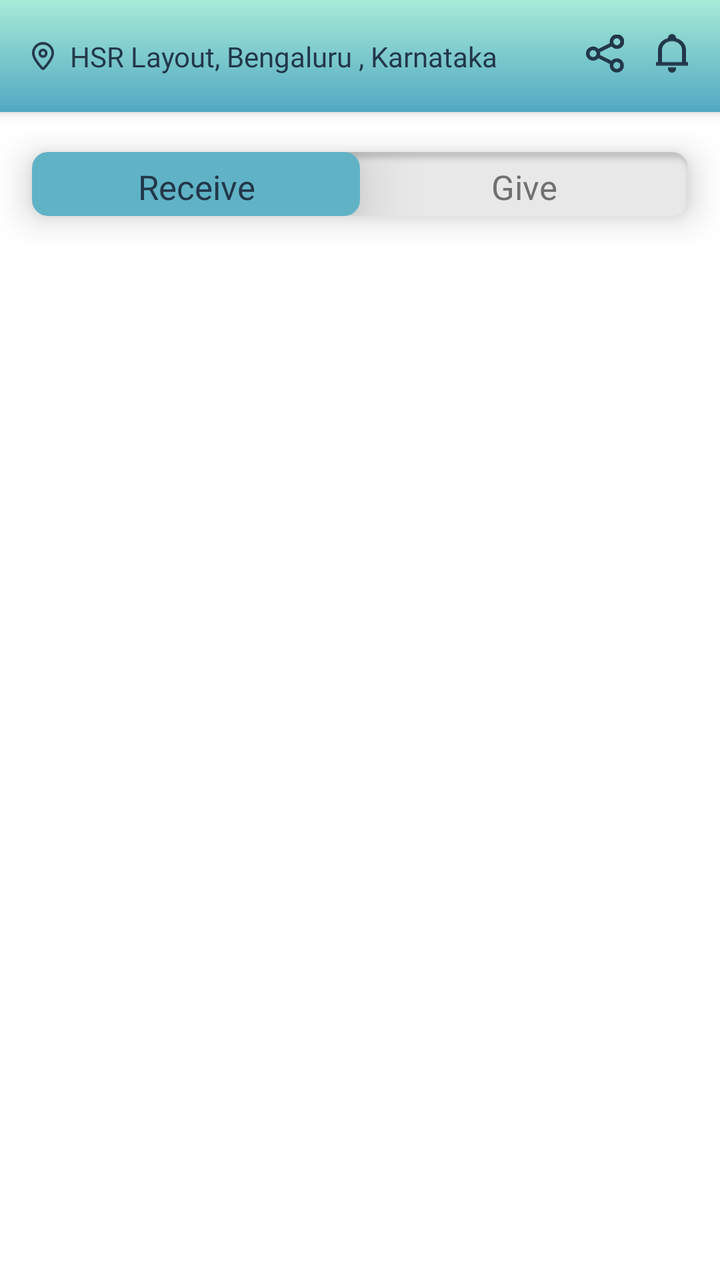
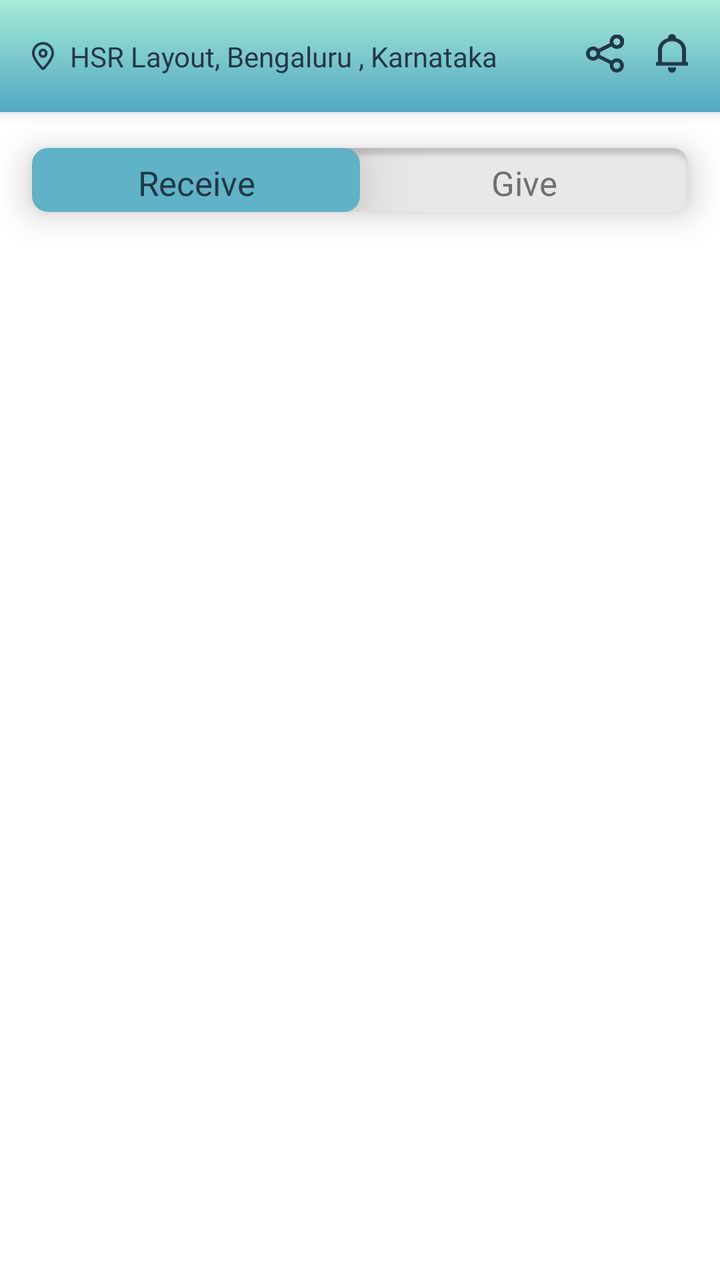

Compare the two renders of this Android layout. The source of the first and the diff that turns it into the second are given below.
<!-- AndroidManifest.xml: application theme Theme.AbraaKaDabraa.App -->
<!-- res/layout/fragment_home.xml -->
<?xml version="1.0" encoding="utf-8"?>
<androidx.coordinatorlayout.widget.CoordinatorLayout xmlns:android="http://schemas.android.com/apk/res/android"
    xmlns:app="http://schemas.android.com/apk/res-auto"
    xmlns:tools="http://schemas.android.com/tools"
    android:layout_width="match_parent"
    android:layout_height="match_parent"
    tools:context=".activities.newflow.ui.home.HomeFragment">

    <com.google.android.material.appbar.AppBarLayout
        android:id="@+id/appBarLayout"
        android:layout_width="match_parent"
        android:layout_height="wrap_content"
        android:background="@color/new_theme"
        app:layout_constraintEnd_toEndOf="parent"
        app:layout_constraintStart_toStartOf="parent"
        app:layout_constraintTop_toTopOf="parent">

        <androidx.appcompat.widget.Toolbar
            android:id="@+id/toolbar"
            android:layout_width="match_parent"
            android:layout_height="?attr/actionBarSize"
            app:contentInsetLeft="0dp"
            app:contentInsetStart="0dp"
            app:contentInsetStartWithNavigation="0dp"
            app:theme="@style/ToolbarColoredBackArrow">

            <androidx.constraintlayout.widget.ConstraintLayout
                android:id="@+id/constraintLayout2"
                android:layout_width="match_parent"
                android:layout_height="match_parent"
                android:background="@drawable/gradient_theme"
                app:layout_constraintEnd_toEndOf="parent"
                app:layout_constraintStart_toStartOf="parent"
                app:layout_constraintTop_toTopOf="parent">

                <ImageView
                    android:id="@+id/imageView14"
                    android:layout_width="11dp"
                    android:layout_height="14dp"
                    android:layout_marginStart="16dp"
                    android:layout_marginTop="8dp"
                    android:layout_marginBottom="8dp"
                    android:src="@drawable/ic_location_home"
                    app:layout_constraintBottom_toBottomOf="parent"
                    app:layout_constraintStart_toStartOf="parent"
                    app:layout_constraintTop_toTopOf="parent" />

                <TextView
                    android:id="@+id/textView40"
                    android:layout_width="0dp"
                    android:layout_height="wrap_content"
                    android:layout_marginStart="8dp"
                    android:layout_marginEnd="8dp"
                    android:textSize="14sp"
                    android:textColor="@color/new_action_bar_title_color"
                    android:fontFamily="@font/montserrat_medium"
                    android:text="HSR Layout, Bengaluru , Karnataka"
                    app:layout_constraintBottom_toBottomOf="@+id/imageView14"
                    app:layout_constraintEnd_toStartOf="@+id/shareAKD"
                    app:layout_constraintStart_toEndOf="@+id/imageView14"
                    app:layout_constraintTop_toTopOf="@+id/imageView14" />

                <ImageView
                    android:id="@+id/notifications"
                    android:layout_width="@dimen/dp_16"
                    android:layout_height="22dp"
                    android:layout_marginEnd="16dp"
                    android:src="@drawable/ic_bell"
                    app:layout_constraintBottom_toBottomOf="@+id/textView40"
                    app:layout_constraintEnd_toEndOf="parent"
                    app:layout_constraintTop_toTopOf="@+id/textView40"
                    app:layout_constraintVertical_bias="1.0" />

                <ImageView
                    android:id="@+id/shareAKD"
                    android:layout_width="19dp"
                    android:layout_height="19dp"
                    android:layout_marginEnd="16dp"
                    android:src="@drawable/ic_share_icon"
                    app:layout_constraintBottom_toBottomOf="@+id/notifications"
                    app:layout_constraintEnd_toStartOf="@+id/notifications"
                    app:layout_constraintTop_toTopOf="@+id/notifications" />

            </androidx.constraintlayout.widget.ConstraintLayout>

        </androidx.appcompat.widget.Toolbar>

    </com.google.android.material.appbar.AppBarLayout>

    <LinearLayout
        android:layout_width="match_parent"
        android:layout_height="match_parent"
        android:orientation="vertical"
        app:layout_behavior="@string/appbar_scrolling_view_behavior">

        <androidx.cardview.widget.CardView
            android:id="@+id/cardView5"
            android:layout_width="match_parent"
            android:layout_height="32dp"
            android:layout_marginStart="16dp"
            android:layout_marginTop="20dp"
            android:layout_marginEnd="16dp"
            app:cardCornerRadius="8dp"
            app:cardElevation="10dp"
            app:layout_constraintEnd_toEndOf="parent"
            app:layout_constraintStart_toStartOf="parent"
            app:layout_constraintTop_toBottomOf="@+id/appBarLayout">

            <LinearLayout
                android:layout_width="match_parent"
                android:layout_height="match_parent"
                android:orientation="horizontal"
                android:background="@drawable/button_frame">

                <TextView
                    android:id="@+id/receive_btn"
                    android:layout_width="0dp"
                    android:layout_height="wrap_content"
                    android:layout_gravity="center"
                    android:layout_weight="1"
                    android:paddingTop="6dp"
                    android:paddingBottom="6dp"
                    android:background="@drawable/rounded_rect_shape"
                    android:elevation="20dp"
                    android:fontFamily="@font/montserrat_bold"
                    android:gravity="center"
                    android:textColor="@color/new_action_bar_title_color"
                    android:text="Receive"
                    android:textSize="@dimen/dp_17" />


                <TextView
                    android:id="@+id/give_btn"
                    android:layout_width="0dp"
                    android:layout_height="wrap_content"
                    android:layout_gravity="center"
                    android:layout_weight="1"
                    android:elevation="20dp"
                    android:fontFamily="@font/montserrat_bold"
                    android:gravity="center"
                    android:textColor="@color/hyper_link_text_color"
                    android:paddingTop="6dp"
                    android:paddingBottom="6dp"
                    android:text="Give"
                    android:textSize="@dimen/dp_17" />

            </LinearLayout>
        </androidx.cardview.widget.CardView>

        <FrameLayout
            android:id="@+id/container"
            android:layout_width="match_parent"
            android:layout_height="match_parent"
            app:layout_constraintBottom_toBottomOf="parent"
            app:layout_constraintEnd_toEndOf="parent"
            app:layout_constraintStart_toStartOf="parent"
            app:layout_constraintTop_toBottomOf="@+id/cardView5" />

    </LinearLayout>

    <FrameLayout
        android:id="@+id/standard_bottom_sheet"
        style="?attr/bottomSheetStyle"
        android:layout_width="match_parent"
        android:layout_height="wrap_content"
        android:background="@color/transparent"
        android:visibility="gone"
        app:layout_anchorGravity="bottom"
        app:layout_behavior="com.google.android.material.bottomsheet.BottomSheetBehavior">

        <include layout="@layout/share_bottom_sheet" />
        

    </FrameLayout>
    

</androidx.coordinatorlayout.widget.CoordinatorLayout>
<!-- res/layout/share_bottom_sheet.xml (included above) -->
<?xml version="1.0" encoding="utf-8"?>
<androidx.constraintlayout.widget.ConstraintLayout xmlns:android="http://schemas.android.com/apk/res/android"
    xmlns:app="http://schemas.android.com/apk/res-auto"
    xmlns:tools="http://schemas.android.com/tools"
    android:layout_width="match_parent"
    android:layout_height="wrap_content"
    app:cardElevation="8dp">

    <TextView
        android:id="@+id/textView76"
        android:layout_width="100dp"
        android:layout_height="3dp"
        android:layout_marginStart="8dp"
        android:layout_marginTop="8dp"
        android:layout_marginEnd="8dp"
        android:background="@color/hint_color_op_40"
        app:layout_constraintEnd_toEndOf="parent"
        app:layout_constraintStart_toStartOf="parent"
        app:layout_constraintTop_toTopOf="parent" />

    <TextView
        android:id="@+id/textView77"
        android:layout_width="wrap_content"
        android:layout_height="wrap_content"
        android:layout_marginTop="16dp"
        android:fontFamily="@font/montserrat_bold"
        android:text="Share"
        android:textColor="#707070"
        android:textSize="22sp"
        app:layout_constraintEnd_toEndOf="@+id/textView76"
        app:layout_constraintStart_toStartOf="@+id/textView76"
        app:layout_constraintTop_toBottomOf="@+id/textView76" />

    <TextView
        android:id="@+id/textView78"
        android:layout_width="0dp"
        android:layout_height="wrap_content"
        android:layout_marginStart="32dp"
        android:layout_marginTop="16dp"
        android:layout_marginEnd="32dp"
        android:fontFamily="@font/montserrat_regular"
        android:gravity="center"
        android:text="Try this great app Abra Ka Dabra to share second hand products with others for free. App is available at the below link: link"
        android:textColor="#707070"
        android:textSize="@dimen/sp_16"
        app:layout_constraintEnd_toEndOf="parent"
        app:layout_constraintStart_toStartOf="parent"
        app:layout_constraintTop_toBottomOf="@+id/textView77" />

    <TextView
        android:id="@+id/textView79"
        android:layout_width="wrap_content"
        android:layout_height="wrap_content"
        android:layout_marginTop="32dp"
        android:fontFamily="@font/montserrat_bold"
        android:text="http://akdreferlinkxyz"
        android:textSize="@dimen/sp_16"
        android:textStyle="bold"
        app:layout_constraintStart_toStartOf="@+id/textView78"
        app:layout_constraintTop_toBottomOf="@+id/textView78" />

    <ImageView
        android:id="@+id/imageView26"
        android:layout_width="wrap_content"
        android:layout_height="wrap_content"
        android:layout_marginEnd="32dp"
        app:layout_constraintBottom_toBottomOf="@+id/textView79"
        app:layout_constraintEnd_toEndOf="parent"
        app:layout_constraintTop_toTopOf="@+id/textView79"
        app:srcCompat="@drawable/ic_icon_link_outline" />

    <androidx.recyclerview.widget.RecyclerView
        android:id="@+id/rv_social_links"
        android:layout_width="0dp"
        android:layout_height="wrap_content"
        android:layout_marginStart="16dp"
        android:layout_marginTop="8dp"
        android:layout_marginEnd="16dp"
        android:layout_marginBottom="8dp"
        app:layout_constraintBottom_toBottomOf="parent"
        app:layout_constraintEnd_toEndOf="parent"
        app:layout_constraintStart_toStartOf="parent"
        app:layout_constraintTop_toBottomOf="@+id/imageView26" />
</androidx.constraintlayout.widget.ConstraintLayout>
<!-- resources referenced by this layout -->
<resources>
  <color name="hint_color_op_40">#50929292</color>
  <color name="hyper_link_text_color">#707070</color>
  <color name="new_action_bar_title_color">#223749</color>
  <color name="new_theme">#E4FAFF</color>
  <color name="transparent">#00000000</color>
  <dimen name="dp_16">16dp</dimen>
  <dimen name="dp_17">17dp</dimen>
  <dimen name="sp_16">16sp</dimen>
  <!-- drawable gradient_theme (drawable) -->
  <shape
      xmlns:android="http://schemas.android.com/apk/res/android" android:shape="rectangle" >
      <gradient
          android:startColor="@color/new_theme_color_dark"
          android:endColor="@color/new_theme_color"
          android:angle="90"/>
  </shape>
  <!-- drawable ic_bell (drawable) -->
  <vector android:height="24dp" android:viewportHeight="22"
      android:viewportWidth="16" android:width="20dp" xmlns:android="http://schemas.android.com/apk/res/android">
      <path android:fillColor="#223749" android:fillType="evenOdd" android:pathData="M10,2v0.29A7,7 0,0 1,15 9v7h1v2L0,18L0,16L1,16L1,9a7,7 0,0 1,5 -6.71L6,2a2,2 0,0 1,4 0ZM3,16L13,16L13,9A5,5 0,0 0,3 9ZM10,20L10,19L6,19v1a2,2 0,0 0,4 0Z"/>
  </vector>
  <!-- drawable ic_icon_link_outline (drawable) -->
  <vector xmlns:android="http://schemas.android.com/apk/res/android"
      android:width="24dp"
      android:height="32dp"
      android:viewportWidth="24"
      android:viewportHeight="32">
    <path
        android:pathData="M22.044,2.015a6.55,6.55 0,0 0,-9.452 0l-7.089,7.3a7.023,7.023 0,0 0,0 9.729,6.55 6.55,0 0,0 9.452,0l0.99,-1.019a6.994,6.994 0,0 0,-0.99 -1.413,6.811 6.811,0 0,0 -1.373,-1.019l-0.99,1.019a3.275,3.275 0,0 1,-4.726 0,3.511 3.511,0 0,1 0,-4.864l7.089,-7.3a3.275,3.275 0,0 1,4.726 0,3.511 3.511,0 0,1 0,4.864l-1.363,1.4a6.758,6.758 0,0 1,1.363 1.029,6.985 6.985,0 0,1 1.017,1.385L22.044,11.744A7.023,7.023 0,0 0,22.044 2.015Z"
        android:fillColor="#535c6b"/>
    <path
        android:pathData="M18.5,12.96a6.55,6.55 0,0 0,-9.452 0L8.059,13.976a7.032,7.032 0,0 0,0.987 1.416,6.828 6.828,0 0,0 1.346,1.047l1.017,-1.047a3.275,3.275 0,0 1,4.726 0,3.511 3.511,0 0,1 0,4.864l-7.089,7.3a3.275,3.275 0,0 1,-4.726 0,3.511 3.511,0 0,1 0,-4.864l1.346,-1.385A6.822,6.822 0,0 1,4.32 20.256,6.992 6.992,0 0,1 3.3,18.871L1.958,20.256a7.023,7.023 0,0 0,0 9.729,6.55 6.55,0 0,0 9.452,0l7.089,-7.3A7.023,7.023 0,0 0,18.5 12.96Z"
        android:fillColor="#535c6b"/>
  </vector>
  <!-- drawable rounded_rect_shape (drawable) -->
  <shape xmlns:android="http://schemas.android.com/apk/res/android"
      android:shape="rectangle">
  
      <solid android:color="@color/tabs_color" />
  
      <corners android:radius="8dp" />
  
  </shape>
  <style name="ToolbarColoredBackArrow" parent="Theme.AbraaKaDabraa">
          <item name="android:textColorSecondary">@color/black</item>
      </style>
  <style name="Theme.AbraaKaDabraa.App" parent="Theme.MaterialComponents.Light.DarkActionBar">
          <item name="colorPrimary">@color/theme_color</item>
          <item name="colorPrimaryVariant">@color/theme_color</item>
          <item name="colorOnPrimary">@color/theme_color</item>
      </style>
  <color name="new_theme_color_dark">#51A8C2</color>
  <color name="new_theme_color">#A7EBD7</color>
  <color name="tabs_color">#60B3C6</color>
  <color name="black">#FF000000</color>
  <color name="theme_color">#416D49</color>
  <color name="white">#FFFFFFFF</color>
  <!-- unchanged entries left out for length: 4 -->
</resources>

<!-- the commit's change to res/layout/fragment_home.xml (unified diff, before → after) -->
@@ -46,7 +46,7 @@
                     app:layout_constraintTop_toTopOf="parent" />
 
                 <TextView
-                    android:id="@+id/textView40"
+                    android:id="@+id/locationOnActionbar"
                     android:layout_width="0dp"
                     android:layout_height="wrap_content"
                     android:layout_marginStart="8dp"
@@ -66,9 +66,9 @@
                     android:layout_height="22dp"
                     android:layout_marginEnd="16dp"
                     android:src="@drawable/ic_bell"
-                    app:layout_constraintBottom_toBottomOf="@+id/textView40"
+                    app:layout_constraintBottom_toBottomOf="@+id/locationOnActionbar"
                     app:layout_constraintEnd_toEndOf="parent"
-                    app:layout_constraintTop_toTopOf="@+id/textView40"
+                    app:layout_constraintTop_toTopOf="@+id/locationOnActionbar"
                     app:layout_constraintVertical_bias="1.0" />
 
                 <ImageView
@@ -98,8 +98,9 @@
             android:layout_width="match_parent"
             android:layout_height="32dp"
             android:layout_marginStart="16dp"
-            android:layout_marginTop="20dp"
+            android:layout_marginTop="18dp"
             android:layout_marginEnd="16dp"
+            android:layout_marginBottom="16dp"
             app:cardCornerRadius="8dp"
             app:cardElevation="10dp"
             app:layout_constraintEnd_toEndOf="parent"
@@ -177,7 +178,8 @@
 </androidx.coordinatorlayout.widget.CoordinatorLayout>
 <!-- res/layout/share_bottom_sheet.xml (included above) -->
 <?xml version="1.0" encoding="utf-8"?>
-<androidx.constraintlayout.widget.ConstraintLayout xmlns:android="http://schemas.android.com/apk/res/android"
+<androidx.constraintlayout.widget.ConstraintLayout
+    xmlns:android="http://schemas.android.com/apk/res/android"
     xmlns:app="http://schemas.android.com/apk/res-auto"
     xmlns:tools="http://schemas.android.com/tools"
     android:layout_width="match_parent"
@@ -186,7 +188,7 @@
 
     <TextView
         android:id="@+id/textView76"
-        android:layout_width="100dp"
+        android:layout_width="56dp"
         android:layout_height="3dp"
         android:layout_marginStart="8dp"
         android:layout_marginTop="8dp"
@@ -218,7 +220,7 @@
         android:layout_marginEnd="32dp"
         android:fontFamily="@font/montserrat_regular"
         android:gravity="center"
-        android:text="Try this great app Abra Ka Dabra to share second hand products with others for free. App is available at the below link: link"
+        android:text="Link your profile with any of the \nbelow platforms"
         android:textColor="#707070"
         android:textSize="@dimen/sp_16"
         app:layout_constraintEnd_toEndOf="parent"
@@ -229,34 +231,60 @@
         android:id="@+id/textView79"
         android:layout_width="wrap_content"
         android:layout_height="wrap_content"
-        android:layout_marginTop="32dp"
+        android:layout_marginTop="16dp"
         android:fontFamily="@font/montserrat_bold"
-        android:text="http://akdreferlinkxyz"
         android:textSize="@dimen/sp_16"
+        android:text="https://www.linkedin.com/in/"
         android:textStyle="bold"
-        app:layout_constraintStart_toStartOf="@+id/textView78"
-        app:layout_constraintTop_toBottomOf="@+id/textView78" />
-
-    <ImageView
-        android:id="@+id/imageView26"
-        android:layout_width="wrap_content"
-        android:layout_height="wrap_content"
-        android:layout_marginEnd="32dp"
-        app:layout_constraintBottom_toBottomOf="@+id/textView79"
-        app:layout_constraintEnd_toEndOf="parent"
-        app:layout_constraintTop_toTopOf="@+id/textView79"
-        app:srcCompat="@drawable/ic_icon_link_outline" />
+        app:layout_constraintEnd_toStartOf="@+id/editTextTextPersonName"
+        app:layout_constraintStart_toStartOf="@+id/rv_social_links"
+        app:layout_constraintTop_toBottomOf="@+id/rv_social_links" />
 
     <androidx.recyclerview.widget.RecyclerView
         android:id="@+id/rv_social_links"
         android:layout_width="0dp"
         android:layout_height="wrap_content"
+        android:layout_marginStart="8dp"
+        android:layout_marginTop="16dp"
+        android:layout_marginEnd="16dp"
+        app:layout_constraintEnd_toEndOf="parent"
+        app:layout_constraintStart_toStartOf="parent"
+        app:layout_constraintTop_toBottomOf="@+id/textView78" />
+
+    <TextView
+        android:id="@+id/submitBtn"
+        android:layout_width="100dp"
+        android:layout_height="32dp"
         android:layout_marginStart="16dp"
-        android:layout_marginTop="8dp"
+        android:layout_marginTop="16dp"
         android:layout_marginEnd="16dp"
         android:layout_marginBottom="8dp"
+        android:background="@drawable/btn_bg_rounded_rect"
+        android:fontFamily="@font/montserrat_semi_bold"
+        android:gravity="center"
+        android:text="Submit"
+        android:textAllCaps="false"
+        android:textColor="@color/white"
+        android:textSize="12sp"
+        android:visibility="visible"
         app:layout_constraintBottom_toBottomOf="parent"
         app:layout_constraintEnd_toEndOf="parent"
         app:layout_constraintStart_toStartOf="parent"
-        app:layout_constraintTop_toBottomOf="@+id/imageView26" />
+        app:layout_constraintTop_toBottomOf="@+id/textView79" />
+
+    <EditText
+        android:id="@+id/editTextTextPersonName"
+        android:layout_width="0dp"
+        android:layout_height="wrap_content"
+        android:layout_marginStart="2dp"
+        android:layout_marginEnd="8dp"
+        android:ems="10"
+        android:hint="Enter Profile"
+        android:textSize="18sp"
+        android:inputType="textPersonName"
+        app:layout_constraintBottom_toBottomOf="@+id/textView79"
+        app:layout_constraintEnd_toEndOf="parent"
+        app:layout_constraintStart_toEndOf="@+id/textView79"
+        app:layout_constraintTop_toTopOf="@+id/textView79" />
+
 </androidx.constraintlayout.widget.ConstraintLayout>
<!-- resource entries referenced after the edit -->
@@ -8,6 +8,15 @@
   <dimen name="dp_16">16dp</dimen>
   <dimen name="dp_17">17dp</dimen>
   <dimen name="sp_16">16sp</dimen>
+  <!-- drawable btn_bg_rounded_rect (drawable) -->
+  <shape xmlns:android="http://schemas.android.com/apk/res/android"
+      android:shape="rectangle">
+  
+      <solid android:color="@color/new_button_color" />
+  
+      <corners android:radius="8dp" />
+  
+  </shape>
   <!-- drawable gradient_theme (drawable) -->
   <shape
       xmlns:android="http://schemas.android.com/apk/res/android" android:shape="rectangle" >
@@ -20,19 +29,6 @@
   <vector android:height="24dp" android:viewportHeight="22"
       android:viewportWidth="16" android:width="20dp" xmlns:android="http://schemas.android.com/apk/res/android">
       <path android:fillColor="#223749" android:fillType="evenOdd" android:pathData="M10,2v0.29A7,7 0,0 1,15 9v7h1v2L0,18L0,16L1,16L1,9a7,7 0,0 1,5 -6.71L6,2a2,2 0,0 1,4 0ZM3,16L13,16L13,9A5,5 0,0 0,3 9ZM10,20L10,19L6,19v1a2,2 0,0 0,4 0Z"/>
-  </vector>
-  <!-- drawable ic_icon_link_outline (drawable) -->
-  <vector xmlns:android="http://schemas.android.com/apk/res/android"
-      android:width="24dp"
-      android:height="32dp"
-      android:viewportWidth="24"
-      android:viewportHeight="32">
-    <path
-        android:pathData="M22.044,2.015a6.55,6.55 0,0 0,-9.452 0l-7.089,7.3a7.023,7.023 0,0 0,0 9.729,6.55 6.55,0 0,0 9.452,0l0.99,-1.019a6.994,6.994 0,0 0,-0.99 -1.413,6.811 6.811,0 0,0 -1.373,-1.019l-0.99,1.019a3.275,3.275 0,0 1,-4.726 0,3.511 3.511,0 0,1 0,-4.864l7.089,-7.3a3.275,3.275 0,0 1,4.726 0,3.511 3.511,0 0,1 0,4.864l-1.363,1.4a6.758,6.758 0,0 1,1.363 1.029,6.985 6.985,0 0,1 1.017,1.385L22.044,11.744A7.023,7.023 0,0 0,22.044 2.015Z"
-        android:fillColor="#535c6b"/>
-    <path
-        android:pathData="M18.5,12.96a6.55,6.55 0,0 0,-9.452 0L8.059,13.976a7.032,7.032 0,0 0,0.987 1.416,6.828 6.828,0 0,0 1.346,1.047l1.017,-1.047a3.275,3.275 0,0 1,4.726 0,3.511 3.511,0 0,1 0,4.864l-7.089,7.3a3.275,3.275 0,0 1,-4.726 0,3.511 3.511,0 0,1 0,-4.864l1.346,-1.385A6.822,6.822 0,0 1,4.32 20.256,6.992 6.992,0 0,1 3.3,18.871L1.958,20.256a7.023,7.023 0,0 0,0 9.729,6.55 6.55,0 0,0 9.452,0l7.089,-7.3A7.023,7.023 0,0 0,18.5 12.96Z"
-        android:fillColor="#535c6b"/>
   </vector>
   <!-- drawable rounded_rect_shape (drawable) -->
   <shape xmlns:android="http://schemas.android.com/apk/res/android"
@@ -51,6 +47,7 @@
           <item name="colorPrimaryVariant">@color/theme_color</item>
           <item name="colorOnPrimary">@color/theme_color</item>
       </style>
+  <color name="new_button_color">#2D7A76</color>
   <color name="new_theme_color_dark">#51A8C2</color>
   <color name="new_theme_color">#A7EBD7</color>
   <color name="tabs_color">#60B3C6</color>
